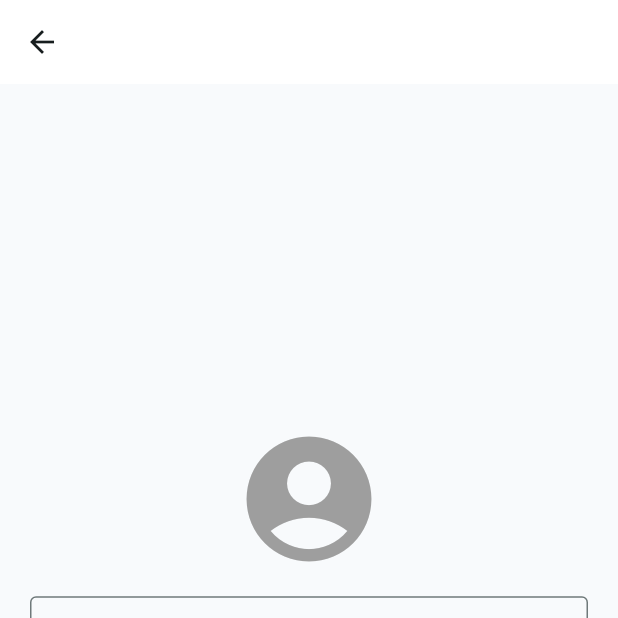
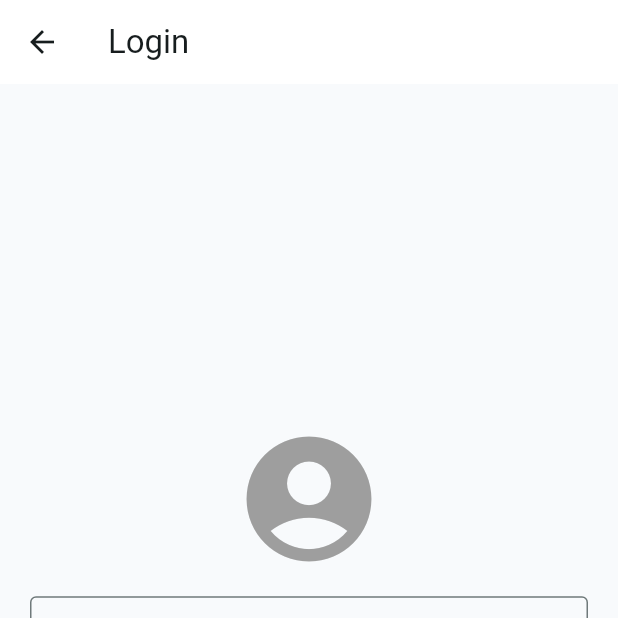
Before and after one commit to gomes0/app-noticias, a Flutter app: the screen it shows after launch, in the side drawer, after a tap on "Entrar", on a phone screen of 412 x 824 dp, the top half of it. Run offline on Flutter 3.47's test engine with Material 3 defaults, Android fonts, the phone set to English and light mode, and no system bars; our stand-ins replace shared_preferences; network calls fail.

Commit message:
Implementação de regra de négocio na tela de login - FASE H.

```diff
--- a/lib/home_page.dart
+++ b/lib/home_page.dart
@@ -1,4 +1,4 @@
-import 'package:app_noticias_tii/services/login_page.dart';
+import 'package:app_noticias_tii/login_page.dart';
 import 'package:flutter/material.dart';
 import 'package:app_noticias_tii/models/categoria.dart';
 import 'package:app_noticias_tii/services/categorias_service.dart';
--- /dev/null
+++ b/lib/login_page.dart
@@ -0,0 +1,119 @@
+import 'package:app_noticias_tii/services/login_service.dart';
+import 'package:flutter/material.dart';
+
+class LoginPage extends StatefulWidget {
+  const LoginPage({super.key});
+
+  @override
+  State<LoginPage> createState() => _LoginPageState();
+}
+
+class _LoginPageState extends State<LoginPage> {
+  final _emailController = TextEditingController();
+  final _passwordController = TextEditingController();
+  final LoginService _loginService = LoginService();
+
+  bool _carregando = false;
+  String? _mensagemErro;
+
+  Future<void> autenticar() async {
+    setState(() {
+      _carregando = true;
+      _mensagemErro = null;
+    });
+
+    try {
+      final nome = await _loginService.login(
+        _emailController.text.trim(),
+        _passwordController.text.trim(),
+      );
+
+      if (!mounted) return;
+      ScaffoldMessenger.of(context).showSnackBar(
+        SnackBar(
+          content: Text('Usuário: $nome está logado!'),
+          duration: const Duration(seconds: 3),
+          backgroundColor: Colors.green,
+        ),
+      );
+      Navigator.pop(context);
+    } catch (e) {
+      setState(() {
+        _mensagemErro = e.toString().replaceFirst('Exception: ', '');
+      });
+    } finally {
+      setState(() {
+        _carregando = false;
+      });
+    }
+  }
+
+  @override
+  Widget build(BuildContext context) {
+    return Scaffold(
+      appBar: AppBar(
+        title: const Text('Login'),
+      ),
+      body: Padding(
+        padding: const EdgeInsets.all(20),
+        child: Center(
+          child: Column(
+            mainAxisSize: MainAxisSize.min,
+            crossAxisAlignment: CrossAxisAlignment.stretch,
+            children: [
+              const Icon(
+                Icons.account_circle,
+                size: 100,
+                color: Colors.grey,
+              ),
+              const SizedBox(
+                height: 15,
+              ),
+              if (_mensagemErro != null) ...[
+                Text(
+                  _mensagemErro!,
+                  style: const TextStyle(color: Colors.red),
+                  textAlign: TextAlign.center,
+                ),
+                const SizedBox(height: 15),
+              ],
+              TextField(
+                controller: _emailController,
+                decoration: const InputDecoration(
+                  labelText: 'E-mail',
+                  border: OutlineInputBorder(),
+                ),
+              ),
+              const SizedBox(
+                height: 20,
+              ),
+              TextField(
+                controller: _passwordController,
+                obscureText: true,
+                decoration: const InputDecoration(
+                  labelText: 'Senha',
+                  border: OutlineInputBorder(),
+                ),
+              ),
+              const SizedBox(
+                height: 20,
+              ),
+              ElevatedButton(
+                onPressed: _carregando ? null : autenticar,
+                child: _carregando
+                    ? const SizedBox(
+                        height: 18,
+                        width: 18,
+                        child: CircularProgressIndicator(
+                          strokeWidth: 2,
+                        ),
+                      )
+                    : const Text('Entrar'),
+              ),
+            ],
+          ),
+        ),
+      ),
+    );
+  }
+}
--- a/lib/services/login_page.dart
+++ /dev/null
@@ -1,64 +0,0 @@
-import 'package:flutter/material.dart';
-
-class LoginPage extends StatefulWidget {
-  const LoginPage({super.key});
-
-  @override
-  State<LoginPage> createState() => _LoginPageState();
-}
-
-class _LoginPageState extends State<LoginPage> {
-  final _emailController = TextEditingController();
-  final _passwordController = TextEditingController();
-
-  @override
-  Widget build(BuildContext context) {
-    return Scaffold(
-      appBar: AppBar(
-        title: const Column(),
-      ),
-      body: Padding(
-        padding: const EdgeInsets.all(20),
-        child: Center(
-          child: Column(
-            mainAxisSize: MainAxisSize.min,
-            crossAxisAlignment: CrossAxisAlignment.stretch,
-            children: [
-              const Icon(
-                Icons.account_circle,
-                size: 100,
-                color: Colors.grey,
-              ),
-              const SizedBox(
-                height: 15,
-              ),
-              TextField(
-                controller: _emailController,
-                decoration: const InputDecoration(
-                  labelText: 'E-mail',
-                  border: OutlineInputBorder(),
-                ),
-              ),
-              const SizedBox(
-                height: 20,
-              ),
-              TextField(
-                controller: _passwordController,
-                obscureText: true,
-                decoration: const InputDecoration(
-                  labelText: 'Senha',
-
-                  border: OutlineInputBorder(),
-                ),
-              ),
-              const SizedBox(
-                height: 20,
-              ),
-              ElevatedButton(onPressed: () {}, child: const Text('Entrar')),
-            ],
-          ),
-        ),
-      ),
-    );
-  }
-}
--- a/pubspec.yaml
+++ b/pubspec.yaml
@@ -35,6 +35,7 @@ dependencies:
   # Use with the CupertinoIcons class for iOS style icons.
   cupertino_icons: ^1.0.8
   http: ^1.6.0
+  shared_preferences: ^2.5.5
 
 dev_dependencies:
   flutter_test:
```
Also changed, not shown: lib/services/login_service.dart (added, +38 -0 lines), pubspec.lock, 3 other files.
